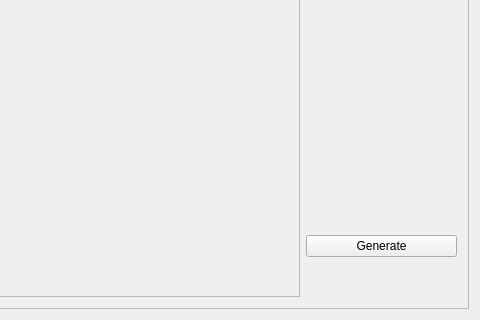
First picture: the form in maze_generator_view/mainwindow.ui, repository roman-verchikov/maze_generator_project, before the edit; both pictures show x 330 to 810 and y 254 to 574 of the 810 by 574 pixel window.
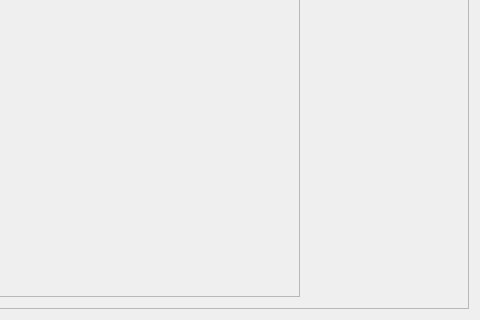
Second picture: the form after the edit. Custom widgets are drawn as their Qt base class.

What changed in the file:
```diff
--- a/maze_generator_view/mainwindow.ui
+++ b/maze_generator_view/mainwindow.ui
@@ -192,35 +192,6 @@
              </property>
             </spacer>
            </item>
-           <item>
-            <widget class="QPushButton" name="generateButton">
-             <property name="sizePolicy">
-              <sizepolicy hsizetype="Minimum" vsizetype="Fixed">
-               <horstretch>0</horstretch>
-               <verstretch>0</verstretch>
-              </sizepolicy>
-             </property>
-             <property name="text">
-              <string>Generate</string>
-             </property>
-            </widget>
-           </item>
-           <item>
-            <spacer name="verticalSpacer">
-             <property name="orientation">
-              <enum>Qt::Vertical</enum>
-             </property>
-             <property name="sizeType">
-              <enum>QSizePolicy::Fixed</enum>
-             </property>
-             <property name="sizeHint" stdset="0">
-              <size>
-               <width>20</width>
-               <height>40</height>
-              </size>
-             </property>
-            </spacer>
-           </item>
           </layout>
          </item>
         </layout>
```
